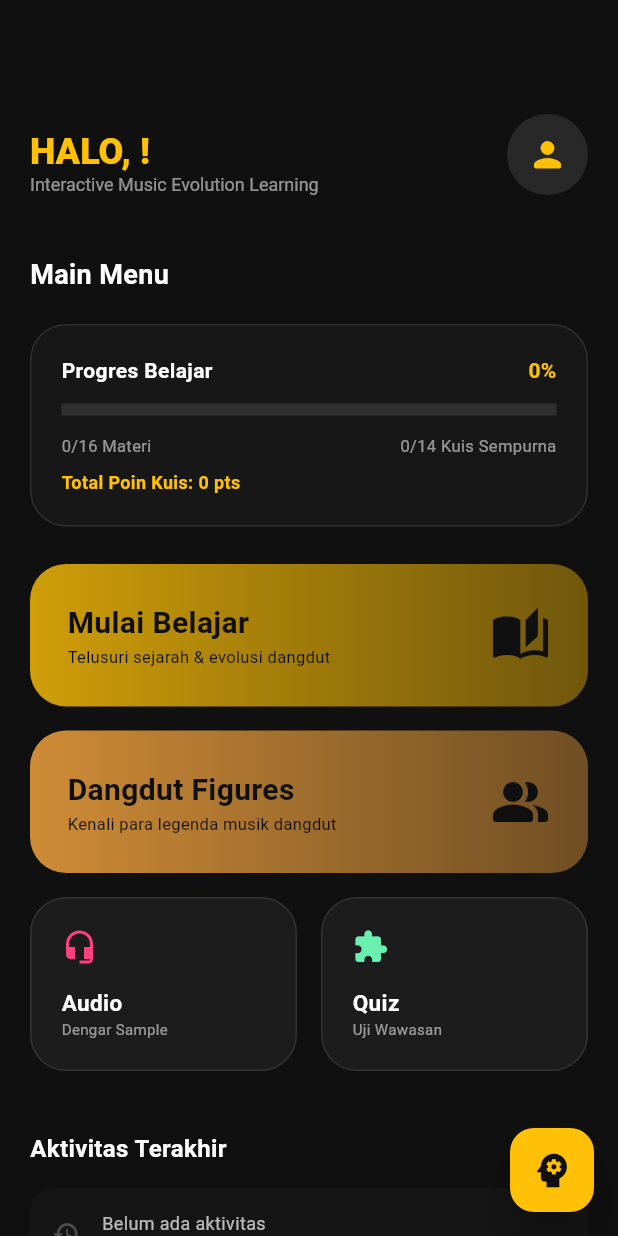
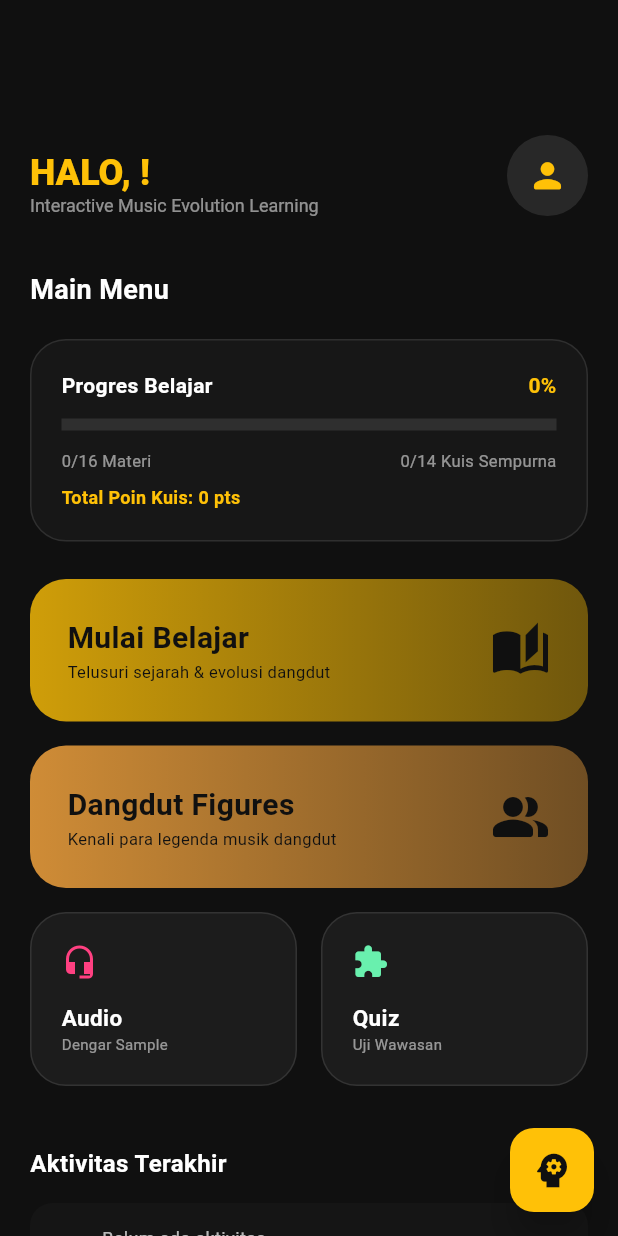
Before and after one commit to iqqrt/evolution_of_dangdut, a Flutter app: the HomeScreen screen opened directly, on a phone screen of 412 x 824 dp. Run offline on Flutter 3.47's test engine with Material 3 defaults, Android fonts, the phone set to English and light mode, and no system bars; our stand-ins replace audioplayers, google_generative_ai, shared_preferences; accounts and stored records are empty; Roboto replaces fonts that are missing (Montserrat).

Commit message:
Update home_screen.dart

```diff
--- a/lib/screens/home_screen.dart
+++ b/lib/screens/home_screen.dart
@@ -7,7 +7,7 @@ import 'level_screen.dart';
 import 'music_gallery_screen.dart';
 import 'profile_screen.dart';
 import 'figure_list_screen.dart';
-import 'ai_chat_screen.dart'; // <--- IMPORT LAYAR AI LU DI SINI
+import 'ai_chat_screen.dart';
 
 class HomeScreen extends StatefulWidget {
   const HomeScreen({super.key});
@@ -103,25 +103,35 @@ class _HomeScreenState extends State<HomeScreen> {
         physics: const BouncingScrollPhysics(),
         slivers: [
           SliverAppBar(
-            expandedHeight: 150.0,
+            expandedHeight: 160.0, // FIX: Dinaikkan ke 160 biar gak luber ke bawah
             backgroundColor: kDarkBG,
             pinned: true,
             flexibleSpace: FlexibleSpaceBar(
-              titlePadding: const EdgeInsets.symmetric(horizontal: 20, vertical: 20),
+              titlePadding: const EdgeInsets.fromLTRB(20, 0, 20, 16), // FIX: Diatur ulang agar posisi vertikalnya presisi
               title: Row(
                 mainAxisAlignment: MainAxisAlignment.spaceBetween,
                 crossAxisAlignment: CrossAxisAlignment.end,
                 children: [
-                  Column(
+                  // FIX: Dibungkus Flexible agar teks panjang otomatis mengalah dan tidak meluber
+                  Flexible(
+                    child: Column(
                       mainAxisSize: MainAxisSize.min,
                       crossAxisAlignment: CrossAxisAlignment.start,
                       children: [
-                      Text("HALO, ${userName.toUpperCase()}!",
-                        style: const TextStyle(fontWeight: FontWeight.w900, fontSize: 16, color: kAmber)),
-                      const Text("Interactive Music Evolution Learning",
-                        style: TextStyle(fontSize: 8, color: Colors.white54)),
+                        Text(
+                          "HALO, ${userName.toUpperCase()}!",
+                          style: const TextStyle(fontWeight: FontWeight.w900, fontSize: 16, color: kAmber),
+                          overflow: TextOverflow.ellipsis, // Pengaman kalau nama kepanjangan
+                        ),
+                        const Text(
+                          "Interactive Music Evolution Learning",
+                          style: TextStyle(fontSize: 8, color: Colors.white54),
+                          overflow: TextOverflow.ellipsis,
+                        ),
                       ],
                     ),
+                  ),
+                  const SizedBox(width: 10), // Jarak aman antara teks dan avatar
                   GestureDetector(
                     onTap: () async {
                       await Navigator.push(context, MaterialPageRoute(builder: (context) => const ProfileScreen()));
@@ -292,10 +302,12 @@ class _HomeScreenState extends State<HomeScreen> {
         children: [
           const Icon(Icons.history, color: Colors.white24, size: 18),
           const SizedBox(width: 15),
-          Column(crossAxisAlignment: CrossAxisAlignment.start, children: [
-            Text(activity, style: const TextStyle(color: Colors.white70, fontSize: 12)),
+          Expanded( // Mencegah teks history kepanjangan meluber ke samping
+            child: Column(crossAxisAlignment: CrossAxisAlignment.start, children: [
+              Text(activity, style: const TextStyle(color: Colors.white70, fontSize: 12), overflow: TextOverflow.ellipsis),
               Text(time, style: const TextStyle(color: Colors.white24, fontSize: 10)),
             ]),
+          ),
         ],
       ),
     );
```
Lines whose indentation alone changed are shown as unchanged.
